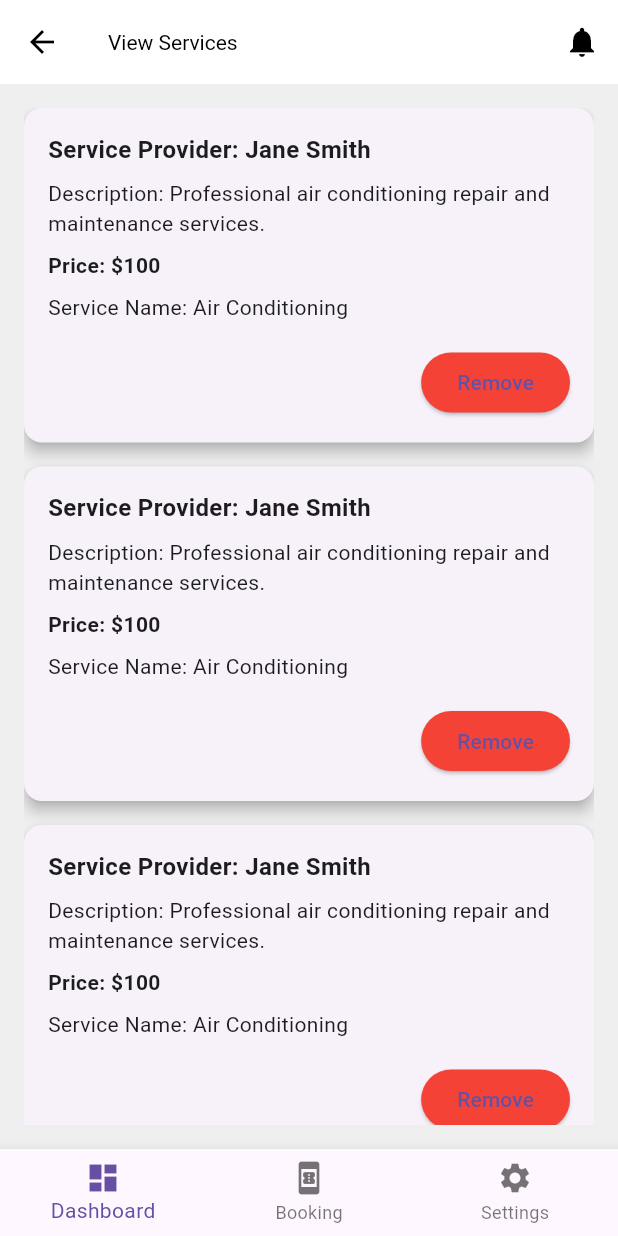
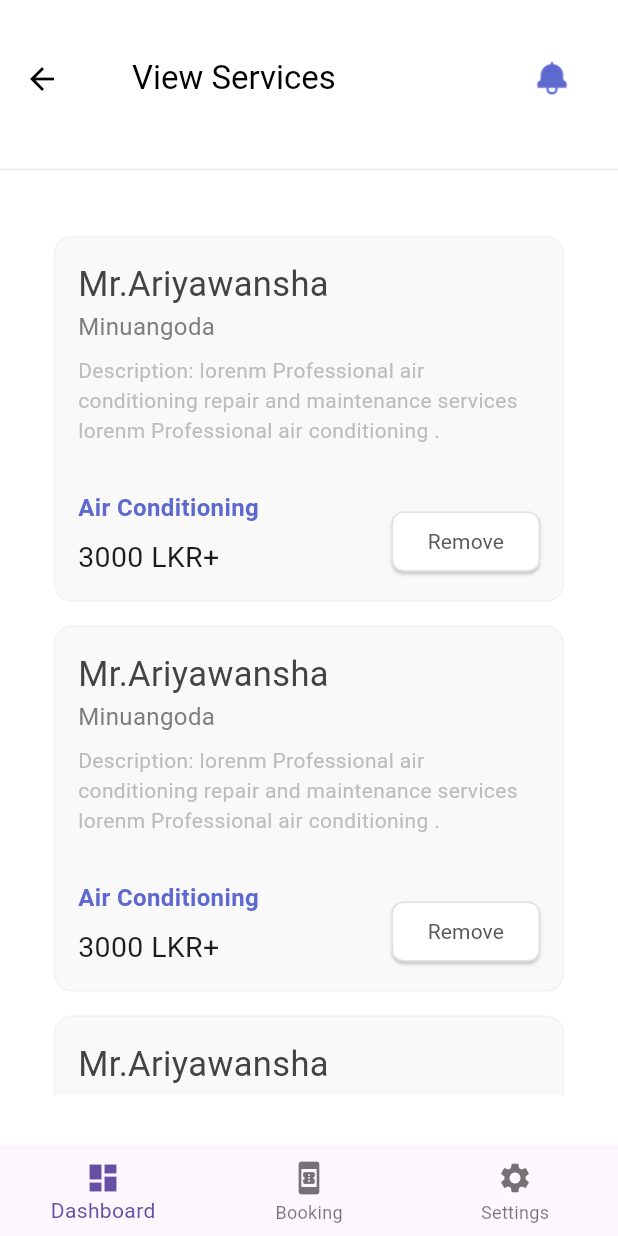
Before and after one commit to INTEL-ONBOARD/hsp, a Flutter app: the ViewServicesPage screen opened by its route, on a phone screen of 412 x 824 dp. Run offline on Flutter 3.47's test engine with Material 3 defaults, Android fonts, the phone set to English and light mode, and no system bars.

Commit message:
update: view_services_page.dart: ui enhancement, navigation bar should be replaced.

```diff
--- a/lib/pages/view_services_page.dart
+++ b/lib/pages/view_services_page.dart
@@ -6,20 +6,48 @@ class ViewServicesPage extends StatelessWidget {
   @override
   Widget build(BuildContext context) {
     return Scaffold(
+      backgroundColor: Colors.white,
       appBar: AppBar(
-        title: const Text('View Services'),
-        actions: [
-          IconButton(
-            icon: const Icon(Icons.notifications),
-            onPressed: () {
-              // Handle notification button press
-              print('Notification button pressed');
-            },
+        toolbarHeight: 120, // Set a custom height for the AppBar
+        automaticallyImplyLeading: true, // back button visibility
+        title: Row(
+          mainAxisAlignment: MainAxisAlignment.spaceBetween,
+          children: [
+            const Padding(
+              padding: const EdgeInsets.only(
+                  left: 16.0), // Padding on the left for the text
+              child: Text(
+                "View Services", // Dynamic title based on the current tab
+                style: const TextStyle(
+                  fontWeight: FontWeight.normal,
+                  fontSize: 22,
+                ),
+              ),
+            ),
+            Padding(
+              padding: const EdgeInsets.only(
+                  right: 16.0), // Padding on the right for the icon
+              child: Image.asset(
+                'lib/assets/notification-bell.png',
+                width: 24,
+                height: 24,
+              ),
+            ),
+          ],
+        ),
+
+        bottom: const PreferredSize(
+          //divider
+          preferredSize: Size.fromHeight(1.0),
+          child: Divider(
+            color: Color.fromRGBO(233, 233, 233, 1),
+            thickness: 1,
           ),
-        ],
+        ),
       ),
+
       body: Padding(
-        padding: const EdgeInsets.all(16.0),
+        padding: const EdgeInsets.all(36.0),
         child: ListView.builder(
           itemCount: 5, // Example: 5 services (replace with dynamic count if needed)
           itemBuilder: (context, index) {
@@ -62,9 +90,14 @@ class ViewServicesPage extends StatelessWidget {
 
   Widget _buildServiceCard() {
     return Card(
-      elevation: 4.0,
+      elevation: 0.0,
+      color: Color.fromRGBO(249, 249, 249, 1),
       shape: RoundedRectangleBorder(
         borderRadius: BorderRadius.circular(12),
+        side: const BorderSide(
+          color: Color.fromRGBO(242, 242, 242, 1),
+          width: 1,
+        ),
       ),
       margin: const EdgeInsets.only(bottom: 16.0),
       child: Padding(
@@ -73,41 +106,99 @@ class ViewServicesPage extends StatelessWidget {
           crossAxisAlignment: CrossAxisAlignment.start,
           children: [
             Text(
-              'Service Provider: Jane Smith',
+              'Mr.Ariyawansha',
+              style: const TextStyle(
+                fontSize: 23,
+                fontWeight: FontWeight.normal,
+                color: Color.fromRGBO(67, 67, 67, 1)
+              ),
+            ),
+            Text(
+              'Minuangoda',
               style: const TextStyle(
                 fontSize: 16,
-                fontWeight: FontWeight.bold,
+                fontWeight: FontWeight.normal,
+                color: Color.fromRGBO(126, 126, 126, 1)
               ),
             ),
             const SizedBox(height: 8),
             Text(
-              'Description: Professional air conditioning repair and maintenance services.',
-              style: const TextStyle(fontSize: 14),
+              'Description: lorenm Professional air conditioning repair and maintenance services lorenm Professional air conditioning .',
+              style: const TextStyle(fontSize: 14, color: Color.fromRGBO(188, 188, 188, 1)),
             ),
-            const SizedBox(height: 8),
-            Text(
-              'Price: \$100',
-              style: const TextStyle(fontSize: 14, fontWeight: FontWeight.w600),
+            const SizedBox(height: 30),
+
+
+
+            Row(
+              crossAxisAlignment: CrossAxisAlignment.end,
+              children: [
+                Expanded(
+                  flex: 3,
+                  child: Column(
+                    crossAxisAlignment: CrossAxisAlignment.start, // Aligns text to the start
+                    children: [
+                      Text(
+                        'Air Conditioning',
+                        style: const TextStyle(
+                          fontSize: 16,
+                          fontWeight: FontWeight.w600,
+                          color: Color.fromRGBO(94, 105, 207, 1),
+                        ),
+                      ),
+                      const SizedBox(height: 8), // Optional spacing between texts
+                      Text(
+                        '3000 LKR+',
+                        style: const TextStyle(
+                          fontSize: 19,
+                          fontWeight: FontWeight.w400,
+                        ),
+                      ),
+                    ],
+                  ),
+                ),
+
+
+
+                Expanded(
+                  flex: 3,
+                  child: Align(
+                    alignment: Alignment.bottomRight,
+                    child: ElevatedButton(
+                      style: ElevatedButton.styleFrom(
+                        backgroundColor: Colors.white,
+                        minimumSize: const Size(70, 40),
+                        shape: RoundedRectangleBorder(
+                          side: const BorderSide(
+                            color: Color.fromRGBO(225, 225, 225, 1),
+                            width: 1,
+                          ),
+                          borderRadius: BorderRadius.circular(8),
+                        ),
+                      ),
+                      onPressed: () /*async*/ {
+                        // Here, you can add your button logic
+                        print('Service removed');
+                        /*Navigator.pushReplacement(
+                  context,
+                  MaterialPageRoute(
+                      builder: (context) => const HomePage()),
+                );*/
+                      },
+                      child: const Text(
+                        'Remove',
+                        style: TextStyle(
+                          color: Color.fromRGBO(89, 89, 89, 1), // Set the text color to white
+                          fontWeight: FontWeight.normal, // Optional: make text bold
+                        ),
+                      ),
+                    ),
+                  ),
+                ),
+              ],
             ),
-            const SizedBox(height: 8),
-            Text(
-              'Service Name: Air Conditioning',
-              style: const TextStyle(fontSize: 14),
-            ),
-            const SizedBox(height: 16),
-            Align(
-              alignment: Alignment.centerRight,
-              child: ElevatedButton(
-                onPressed: () {
-                  // Handle service removal logic
-                  print('Service removed');
-                },
-                style: ElevatedButton.styleFrom(
-                  backgroundColor: Colors.red, // Red color for "Remove" button
-                ),
-                child: const Text('Remove'),
-              ),
-            ),
+
+
           ],
         ),
       ),
```
